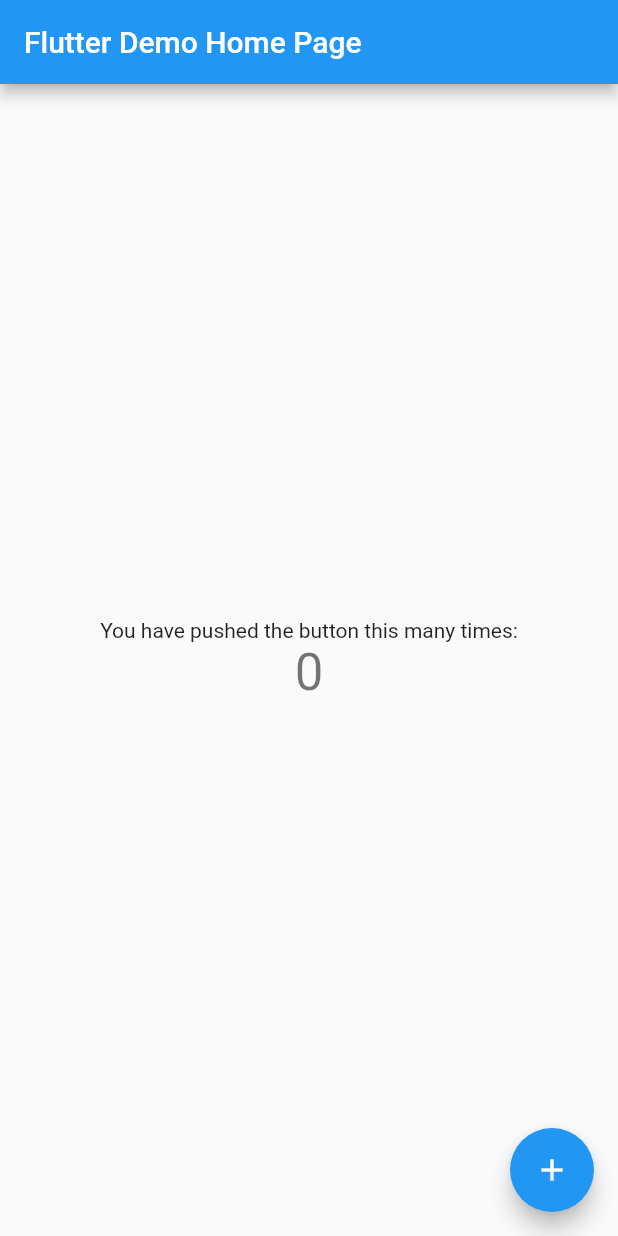
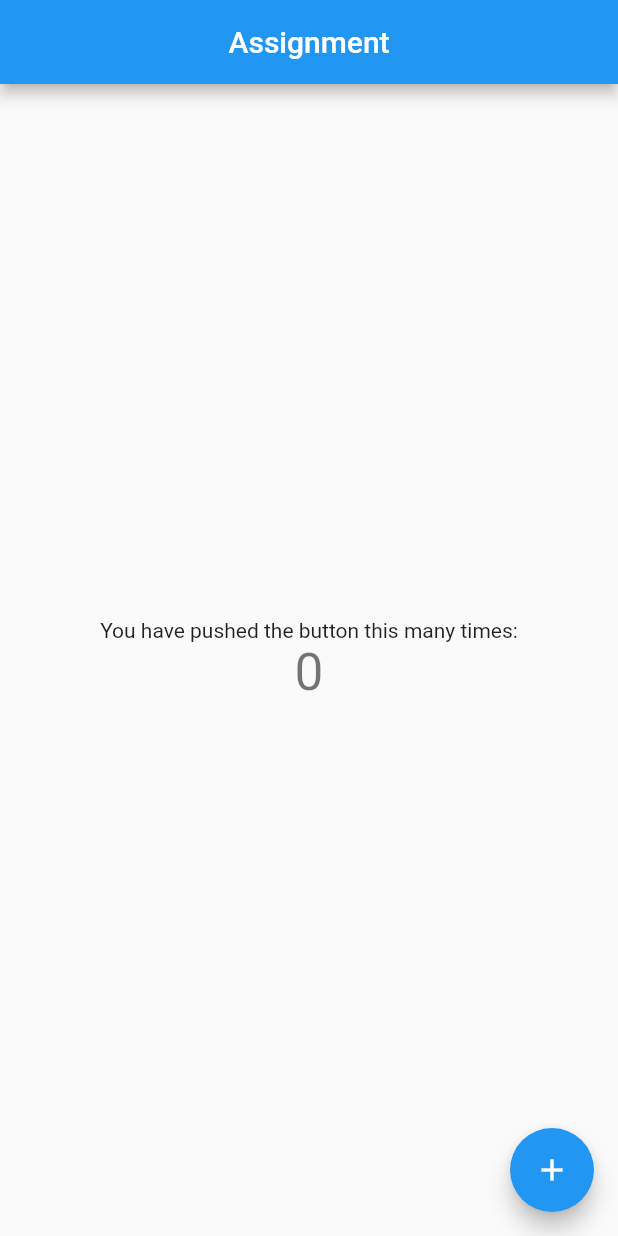
Before and after one commit to EmirhanSerin1/assignment_flutter, a Flutter app: the screen it shows after launch, on a phone screen of 412 x 824 dp. Run offline on Flutter 3.47's test engine with Material 2 defaults, Android fonts, the phone set to English and light mode, and no system bars; our stand-ins replace flutter_screenutil.

```diff
--- a/lib/main.dart
+++ b/lib/main.dart
@@ -1,5 +1,6 @@
 import 'package:assignment_flutter/view/home/home.dart';
 import 'package:flutter/material.dart';
+import 'package:flutter_screenutil/flutter_screenutil.dart';
 
 void main() {
   runApp(const MyApp());
@@ -10,12 +11,20 @@ class MyApp extends StatelessWidget {
 
   @override
   Widget build(BuildContext context) {
-    return MaterialApp(
-      title: 'Flutter Demo',
-      theme: ThemeData(
-        primarySwatch: Colors.blue,
-      ),
-      home: const MyHomePage(title: 'Flutter Demo Home Page'),
+    return ScreenUtilInit(
+      designSize: const Size(1080, 1920),
+      minTextAdapt: true,
+      splitScreenMode: true,
+      builder: (context, child) {
+        return MaterialApp(
+          debugShowCheckedModeBanner: false,
+          title: 'Flutter Demo',
+          theme: ThemeData(
+            primarySwatch: Colors.blue,
+          ),
+          home: const MyHomePage(),
+        );
+      },
     );
   }
 }
--- a/lib/view/home/home.dart
+++ b/lib/view/home/home.dart
@@ -1,10 +1,8 @@
-
 import 'package:flutter/material.dart';
+import 'package:flutter_screenutil/flutter_screenutil.dart';
 
 class MyHomePage extends StatefulWidget {
-  const MyHomePage({Key? key, required this.title}) : super(key: key);
-
-  final String title;
+  const MyHomePage({Key? key}) : super(key: key);
 
   @override
   State<MyHomePage> createState() => _MyHomePageState();
@@ -23,7 +21,8 @@ class _MyHomePageState extends State<MyHomePage> {
   Widget build(BuildContext context) {
     return Scaffold(
       appBar: AppBar(
-        title: Text(widget.title),
+        centerTitle: true,
+        title: const Text("Assignment"),
       ),
       body: Center(
         child: Column(
@@ -34,7 +33,7 @@ class _MyHomePageState extends State<MyHomePage> {
             ),
             Text(
               '$_counter',
-              style: Theme.of(context).textTheme.headline4,
+              style: Theme.of(context).textTheme.headline4!.copyWith(fontSize: 80.h),
             ),
           ],
         ),
--- a/pubspec.yaml
+++ b/pubspec.yaml
@@ -34,6 +34,7 @@ dependencies:
   # The following adds the Cupertino Icons font to your application.
   # Use with the CupertinoIcons class for iOS style icons.
   cupertino_icons: ^1.0.2
+  flutter_screenutil: ^5.5.3+2
 
 dev_dependencies:
   flutter_test:
```
Also changed, not shown: pubspec.lock.
